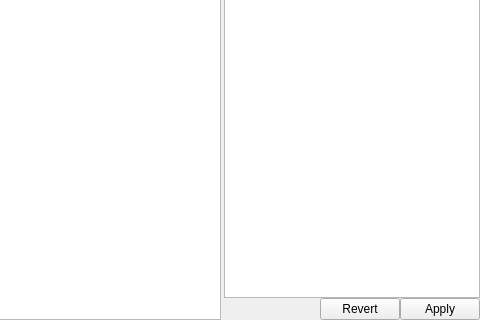
Old version of the form ui/DocumentWindow.ui in the repository djbozkosz/BozSceneTreeEditor; both pictures show x 770 to 1250 and y 380 to 700 of the 1250 by 700 pixel window.
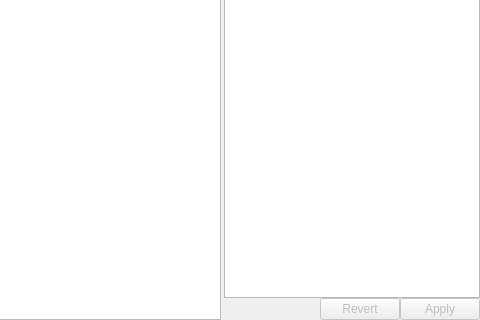
New version of the form. Custom widgets are drawn as their Qt base class.

The edit to the form file:
```diff
--- a/ui/DocumentWindow.ui
+++ b/ui/DocumentWindow.ui
@@ -198,6 +198,9 @@
        </item>
        <item>
         <widget class="QFrame" name="TextFrameControls">
+         <property name="enabled">
+          <bool>false</bool>
+         </property>
          <layout class="QHBoxLayout" name="TextFrameControlsHorizontalLayout">
           <property name="spacing">
            <number>0</number>
```
